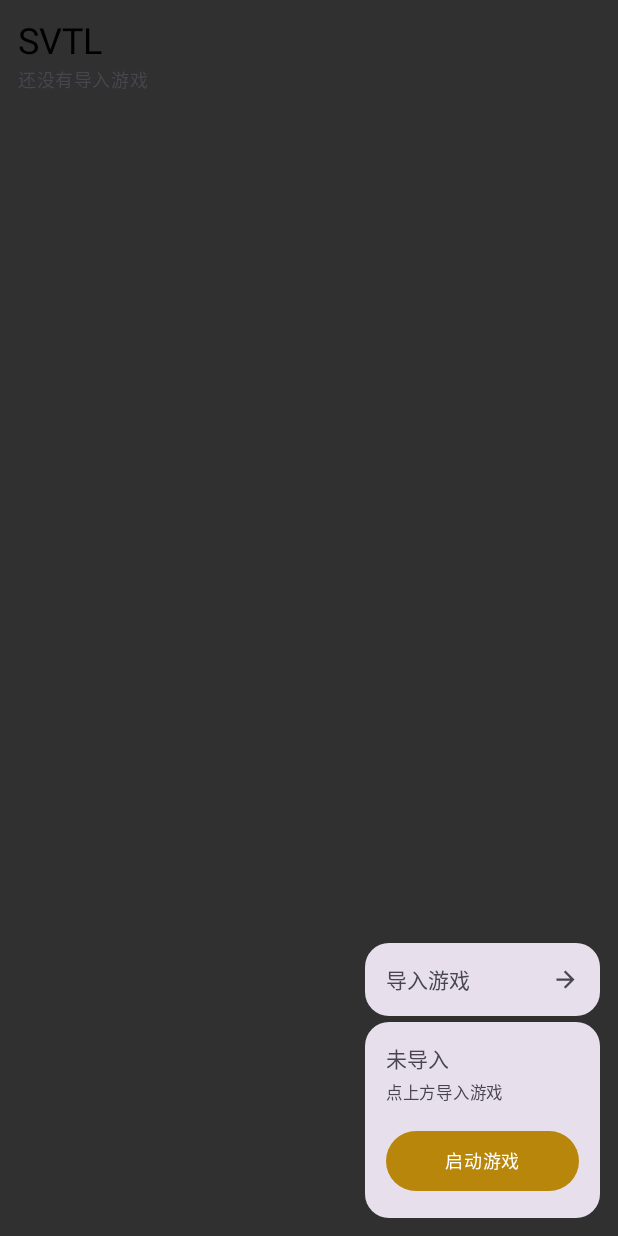
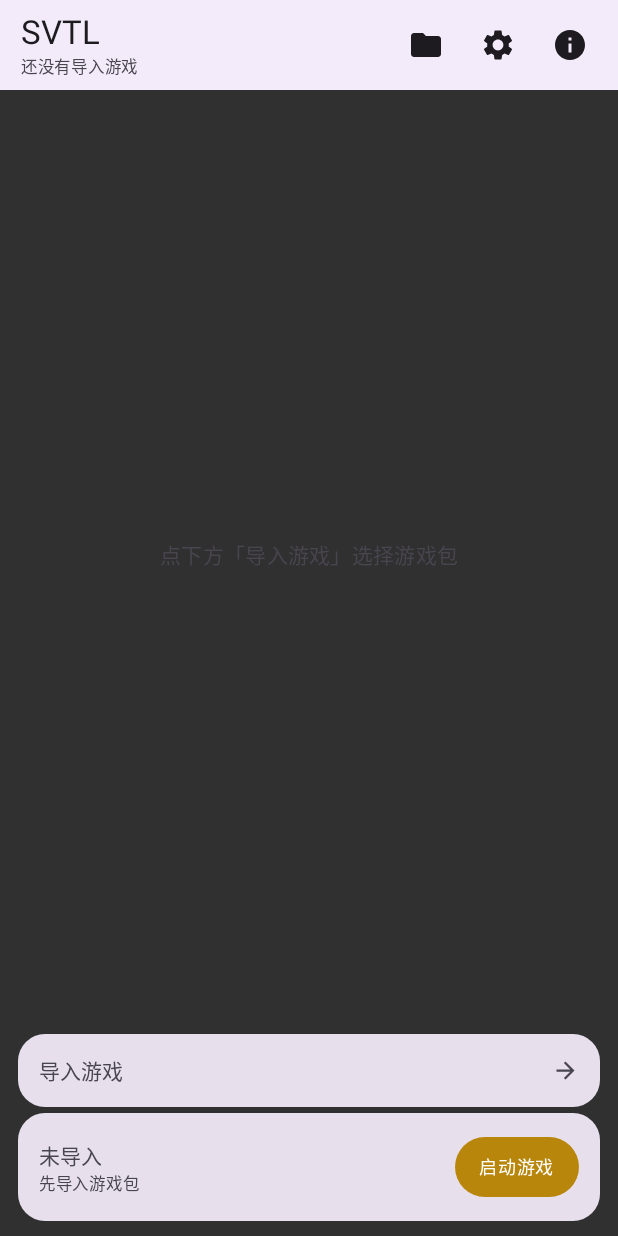
Before and after one commit to mnblkj033/SVTL, an Android app built with Jetpack Compose: the screen it shows after launch (LauncherActivity), on a phone screen of 412 x 824 dp. Run offline under Robolectric (Android 15) with nearby library versions, the phone set to English and light mode, and no system bars; pictures from the network do not load.

Commit message:
feat: SVTL 启动器（列表 / 校验 / 解压 / 启动）

```diff
--- a/app/src/main/kotlin/com/svtl/launcher/LauncherActivity.kt
+++ b/app/src/main/kotlin/com/svtl/launcher/LauncherActivity.kt
@@ -1,10 +1,10 @@
 package com.svtl.launcher
 
 import android.Manifest
-import android.app.Activity
 import android.content.Context
 import android.content.Intent
 import android.content.pm.PackageManager
+import android.net.Uri
 import android.os.Build
 import android.os.Bundle
 import android.os.Environment
@@ -15,12 +15,10 @@ import androidx.activity.compose.setContent
 import androidx.compose.foundation.clickable
 import androidx.compose.foundation.layout.Arrangement
 import androidx.compose.foundation.layout.Box
-import androidx.compose.foundation.layout.BoxWithConstraints
 import androidx.compose.foundation.layout.Column
 import androidx.compose.foundation.layout.PaddingValues
 import androidx.compose.foundation.layout.Row
 import androidx.compose.foundation.layout.Spacer
-import androidx.compose.foundation.layout.fillMaxHeight
 import androidx.compose.foundation.layout.fillMaxSize
 import androidx.compose.foundation.layout.fillMaxWidth
 import androidx.compose.foundation.layout.height
@@ -29,15 +27,26 @@ import androidx.compose.foundation.layout.size
 import androidx.compose.foundation.layout.width
 import androidx.compose.foundation.lazy.LazyColumn
 import androidx.compose.foundation.lazy.items
+import androidx.compose.foundation.lazy.grid.GridCells
+import androidx.compose.foundation.lazy.grid.LazyVerticalGrid
+import androidx.compose.foundation.lazy.grid.items as gridItems
+import androidx.compose.foundation.shape.CircleShape
 import androidx.compose.foundation.shape.RoundedCornerShape
 import androidx.compose.material.icons.Icons
 import androidx.compose.material.icons.automirrored.filled.ArrowForward
+import androidx.compose.material.icons.filled.Folder
+import androidx.compose.material.icons.filled.Info
+import androidx.compose.material.icons.filled.PlayArrow
+import androidx.compose.material.icons.filled.Settings
 import androidx.compose.material3.Button
 import androidx.compose.material3.ButtonDefaults
 import androidx.compose.material3.Card
 import androidx.compose.material3.CardDefaults
+import androidx.compose.material3.FilledIconButton
 import androidx.compose.material3.Icon
+import androidx.compose.material3.IconButton
 import androidx.compose.material3.MaterialTheme
+import androidx.compose.material3.Surface
 import androidx.compose.material3.Text
 import androidx.compose.material3.TextButton
 import androidx.compose.material3.lightColorScheme
@@ -64,8 +73,9 @@ private const val STORAGE_ROOT = "/storage/emulated/0"
 private val DARK_YELLOW = Color(0xFFB8860B)
 
 /**
- * 启动器：包列表 → 校验 → 解压到缓存 → 加载核心 → 起游戏 → 清缓存。
- * 右侧卡片放「导入游戏」和「启动游戏」。
+ * 竖屏启动器。布局参考 ZalithLauncher2：
+ * 顶部栏（标题 + 图标按钮）→ 卡片网格 → 底部停靠的操作卡片。
+ * https://github.com/ZalithLauncher/ZalithLauncher2
  */
 class LauncherActivity : ComponentActivity() {
 
@@ -83,14 +93,14 @@ class LauncherActivity : ComponentActivity() {
         runCatching { startActivity(intent) }
     }
 
-    /** 申请访问所有文件（Android 11+ 走「所有文件访问权限」页）。 */
+    /** 申请「所有文件访问权限」（Android 11+ 跳系统页）。 */
     fun requestAllFiles() {
         if (Build.VERSION.SDK_INT >= 30) {
             runCatching {
                 startActivity(
                     Intent(
                         Settings.ACTION_MANAGE_ALL_FILES_ACCESS_PERMISSION,
-                        android.net.Uri.parse("package:$packageName"),
+                        Uri.parse("package:$packageName"),
                     )
                 )
             }
@@ -110,16 +120,12 @@ private fun hasAllFiles(context: Context): Boolean =
         ) == PackageManager.PERMISSION_GRANTED
     }
 
-/**
- * 首页布局参考 ZalithLauncher2：左侧内容区 + 右侧停靠的操作面板（卡片竖排）。
- * https://github.com/ZalithLauncher/ZalithLauncher2
- */
 @Composable
 private fun LauncherRoot() {
     val context = LocalContext.current
     val scope = rememberCoroutineScope()
     var packs by remember { mutableStateOf<List<PackInfo>>(emptyList()) }
-    var status by remember { mutableStateOf("准备就绪") }
+    var status by remember { mutableStateOf("还没有导入游戏") }
     var busy by remember { mutableStateOf(false) }
     var showBrowser by remember { mutableStateOf(false) }
 
@@ -127,6 +133,27 @@ private fun LauncherRoot() {
         scope.launch {
             packs = withContext(Dispatchers.IO) { PackageRepository.scan(context) }
             status = if (packs.isEmpty()) "还没有导入游戏" else "共 ${packs.size} 个包"
+        }
+    }
+
+    fun install(pack: PackInfo) {
+        busy = true
+        scope.launch {
+            val result = withContext(Dispatchers.IO) { installAndPrepare(context, pack) }
+            status = result
+            busy = false
+            if (result.startsWith("已启动")) {
+                (context as? LauncherActivity)?.launchGame()
+            }
+        }
+    }
+
+    fun openImporter() {
+        if (hasAllFiles(context)) {
+            showBrowser = true
+        } else {
+            status = "需要「所有文件访问权限」，授权后再点一次"
+            (context as? LauncherActivity)?.requestAllFiles()
         }
     }
 
@@ -138,64 +165,50 @@ private fun LauncherRoot() {
         return
     }
 
-    BoxWithConstraints(modifier = Modifier.fillMaxSize()) {
-        val panelWidth = (maxWidth * 0.38f).coerceAtMost(168.dp)
+    Column(modifier = Modifier.fillMaxSize()) {
+        TopBar(
+            status = status,
+            onOpenFiles = { openImporter() },
+            onSettings = { status = "设置还没做" },
+            onAbout = { status = "SVTL 启动器 0.1.3" },
+        )
 
-        Row(
-            modifier = Modifier.fillMaxSize().padding(12.dp),
-            horizontalArrangement = Arrangement.spacedBy(8.dp),
+        // 内容：包卡片网格
+        if (packs.isEmpty()) {
+            Box(
+                modifier = Modifier.weight(1f).fillMaxWidth().padding(24.dp),
+                contentAlignment = Alignment.Center,
             ) {
-            // 左侧：内容区
-            Column(modifier = Modifier.weight(1f).fillMaxHeight()) {
-                Text("SVTL", style = MaterialTheme.typography.headlineSmall)
                 Text(
-                    status,
-                    style = MaterialTheme.typography.bodySmall,
+                    "点下方「导入游戏」选择游戏包",
+                    style = MaterialTheme.typography.bodyMedium,
                     color = MaterialTheme.colorScheme.onSurfaceVariant,
                 )
-                LazyColumn(
-                    modifier = Modifier.fillMaxWidth().weight(1f).padding(top = 8.dp),
+            }
+        } else {
+            LazyVerticalGrid(
+                columns = GridCells.Fixed(2),
+                modifier = Modifier.weight(1f).fillMaxWidth(),
+                contentPadding = PaddingValues(12.dp),
+                horizontalArrangement = Arrangement.spacedBy(8.dp),
                 verticalArrangement = Arrangement.spacedBy(8.dp),
             ) {
-                    items(packs, key = { it.file.absolutePath }) { pack ->
-                        PackRow(
-                            pack = pack,
-                            busy = busy,
-                            onInstall = {
-                                busy = true
-                                scope.launch {
-                                    val result = withContext(Dispatchers.IO) { installAndPrepare(context, pack) }
-                                    status = result
-                                    busy = false
-                                    if (result.startsWith("已启动")) {
-                                        (context as? LauncherActivity)?.launchGame()
-                                    }
-                                }
-                            },
-                        )
+                gridItems(packs, key = { it.file.absolutePath }) { pack ->
+                    PackCard(pack = pack, busy = busy, onPlay = { install(pack) })
                 }
             }
         }
 
-            // 右侧：操作面板，卡片从底部往上排
+        // 底部停靠面板：导入 + 启动
         Column(
-                modifier = Modifier.width(panelWidth).fillMaxHeight(),
-                verticalArrangement = Arrangement.Bottom,
+            modifier = Modifier.fillMaxWidth().padding(horizontal = 12.dp, vertical = 10.dp),
+            verticalArrangement = Arrangement.spacedBy(4.dp),
         ) {
-                Spacer(Modifier.weight(1f))
-
             PanelCard {
                 Row(
                     modifier = Modifier
                         .fillMaxWidth()
-                            .clickable {
-                                if (hasAllFiles(context)) {
-                                    showBrowser = true
-                                } else {
-                                    status = "需要「所有文件访问权限」，授权后再点一次"
-                                    (context as? LauncherActivity)?.requestAllFiles()
-                                }
-                            }
+                        .clickable { openImporter() }
                         .padding(horizontal = 14.dp, vertical = 14.dp),
                     verticalAlignment = Alignment.CenterVertically,
                 ) {
@@ -213,13 +226,13 @@ private fun LauncherRoot() {
                 }
             }
 
-                Spacer(Modifier.height(4.dp))
-
             PanelCard {
-                    Column(
-                        modifier = Modifier.fillMaxWidth().padding(14.dp),
-                        verticalArrangement = Arrangement.spacedBy(4.dp),
+                Row(
+                    modifier = Modifier.fillMaxWidth().padding(horizontal = 14.dp, vertical = 12.dp),
+                    verticalAlignment = Alignment.CenterVertically,
+                    horizontalArrangement = Arrangement.spacedBy(10.dp),
                 ) {
+                    Column(modifier = Modifier.weight(1f)) {
                         Text(
                             text = packs.firstOrNull()?.name ?: "未导入",
                             style = MaterialTheme.typography.labelLarge,
@@ -227,13 +240,14 @@ private fun LauncherRoot() {
                             overflow = TextOverflow.Ellipsis,
                         )
                         Text(
-                            text = packs.firstOrNull()?.version ?: "点上方导入游戏",
+                            text = packs.firstOrNull()?.let { "${it.version} · ${it.size / 1024 / 1024} MB" }
+                                ?: "先导入游戏包",
                             style = MaterialTheme.typography.labelSmall,
                             color = MaterialTheme.colorScheme.onSurfaceVariant,
                             maxLines = 1,
                             overflow = TextOverflow.Ellipsis,
                         )
-                        Spacer(Modifier.height(6.dp))
+                    }
                     Button(
                         onClick = { (context as? LauncherActivity)?.launchGame() },
                         enabled = !busy,
@@ -242,12 +256,89 @@ private fun LauncherRoot() {
                             containerColor = DARK_YELLOW,
                             contentColor = Color.White,
                         ),
-                            contentPadding = PaddingValues(horizontal = 10.dp, vertical = 6.dp),
-                            modifier = Modifier.fillMaxWidth(),
+                        contentPadding = PaddingValues(horizontal = 16.dp, vertical = 8.dp),
                     ) {
                         Text("启动游戏", style = MaterialTheme.typography.labelMedium)
                     }
                 }
+            }
+        }
+    }
+}
+
+@Composable
+private fun TopBar(
+    status: String,
+    onOpenFiles: () -> Unit,
+    onSettings: () -> Unit,
+    onAbout: () -> Unit,
+) {
+    Surface(color = MaterialTheme.colorScheme.surface, tonalElevation = 2.dp) {
+        Row(
+            modifier = Modifier.fillMaxWidth().padding(horizontal = 8.dp, vertical = 6.dp),
+            verticalAlignment = Alignment.CenterVertically,
+        ) {
+            Column(modifier = Modifier.weight(1f).padding(start = 6.dp)) {
+                Text("SVTL", style = MaterialTheme.typography.titleLarge)
+                Text(
+                    status,
+                    style = MaterialTheme.typography.labelSmall,
+                    color = MaterialTheme.colorScheme.onSurfaceVariant,
+                    maxLines = 1,
+                    overflow = TextOverflow.Ellipsis,
+                )
+            }
+            IconButton(onClick = onOpenFiles) {
+                Icon(Icons.Filled.Folder, contentDescription = "文件")
+            }
+            IconButton(onClick = onSettings) {
+                Icon(Icons.Filled.Settings, contentDescription = "设置")
+            }
+            IconButton(onClick = onAbout) {
+                Icon(Icons.Filled.Info, contentDescription = "关于")
+            }
+        }
+    }
+}
+
+@Composable
+private fun PackCard(pack: PackInfo, busy: Boolean, onPlay: () -> Unit) {
+    Card(
+        modifier = Modifier.fillMaxWidth(),
+        shape = RoundedCornerShape(18.dp),
+        colors = CardDefaults.cardColors(containerColor = MaterialTheme.colorScheme.surfaceVariant),
+    ) {
+        Column(
+            modifier = Modifier.fillMaxWidth().padding(12.dp),
+            verticalArrangement = Arrangement.spacedBy(6.dp),
+        ) {
+            Text(
+                text = pack.name,
+                style = MaterialTheme.typography.titleSmall,
+                maxLines = 1,
+                overflow = TextOverflow.Ellipsis,
+            )
+            Text(
+                text = "${pack.version} · ${pack.size / 1024 / 1024} MB",
+                style = MaterialTheme.typography.labelSmall,
+                color = MaterialTheme.colorScheme.onSurfaceVariant,
+                maxLines = 1,
+                overflow = TextOverflow.Ellipsis,
+            )
+            Row(verticalAlignment = Alignment.CenterVertically) {
+                Text(
+                    text = "${pack.entryCount} 个文件",
+                    style = MaterialTheme.typography.labelSmall,
+                    color = MaterialTheme.colorScheme.onSurfaceVariant,
+                    modifier = Modifier.weight(1f),
+                )
+                FilledIconButton(
+                    onClick = onPlay,
+                    enabled = !busy,
+                    shape = CircleShape,
+                    modifier = Modifier.size(36.dp),
+                ) {
+                    Icon(Icons.Filled.PlayArrow, contentDescription = "安装并启动")
                 }
             }
         }
@@ -258,7 +349,7 @@ private fun LauncherRoot() {
 private fun PanelCard(content: @Composable () -> Unit) {
     Card(
         modifier = Modifier.fillMaxWidth(),
-        shape = RoundedCornerShape(16.dp),
+        shape = RoundedCornerShape(18.dp),
         colors = CardDefaults.cardColors(containerColor = MaterialTheme.colorScheme.surfaceVariant),
         elevation = CardDefaults.cardElevation(defaultElevation = 0.dp),
     ) {
@@ -317,21 +408,6 @@ private fun FileBrowserScreen(onBack: () -> Unit) {
     }
 }
 
-@Composable
-private fun PackRow(pack: PackInfo, busy: Boolean, onInstall: () -> Unit) {
-    Card(modifier = Modifier.fillMaxWidth()) {
-        Column(Modifier.padding(16.dp), verticalArrangement = Arrangement.spacedBy(6.dp)) {
-            Text("${pack.name}  ${pack.version}", style = MaterialTheme.typography.titleMedium)
-            Text(
-                "游戏 ${pack.gameVersion} · ${pack.entryCount} 个文件 · ${pack.size / 1024 / 1024} MB",
-                style = MaterialTheme.typography.bodySmall,
-            )
-            Text(pack.file.absolutePath, style = MaterialTheme.typography.bodySmall)
-            Button(onClick = onInstall, enabled = !busy) { Text("安装并启动") }
-        }
-    }
-}
-
 /** 校验 → 解压 → 从包里加载核心/插件 → 删缓存 */
 private fun installAndPrepare(context: Context, pack: PackInfo): String {
     if (!PackageRepository.verify(pack)) return "校验失败，包可能损坏"
```
Lines whose indentation alone changed are shown as unchanged.
